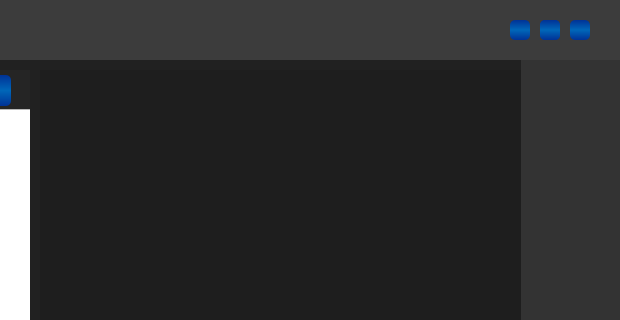
This is src/XView/xviewer.ui in cuttingdust/code_ffmpeg as Qt 5 draws it before an edit; both pictures show x 180 to 800 and y 0 to 320 of the 800 by 600 pixel window. The edited form follows.
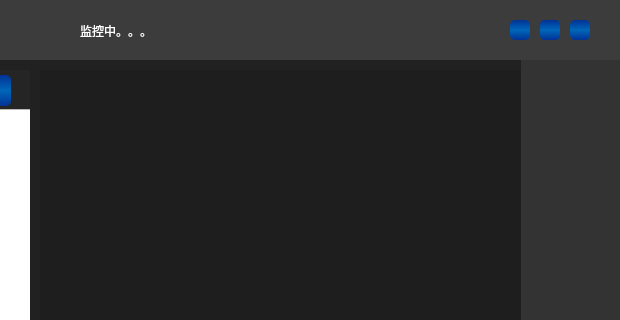
This is the edited form. Icons and pictures are not drawn.

What changed in the file:
```diff
--- a/src/XView/xviewer.ui
+++ b/src/XView/xviewer.ui
@@ -83,6 +83,11 @@
 }
 
 
+#status
+{
+	color: rgb(255, 255, 255);
+	font: 75 9pt &quot;Adobe Arabic&quot;;
+}
 
 </string>
   </property>
@@ -204,6 +209,19 @@
     <zorder>min</zorder>
     <zorder>max</zorder>
    </widget>
+   <widget class="QLabel" name="status">
+    <property name="geometry">
+     <rect>
+      <x>260</x>
+      <y>10</y>
+      <width>381</width>
+      <height>41</height>
+     </rect>
+    </property>
+    <property name="text">
+     <string>监控中。。。</string>
+    </property>
+   </widget>
   </widget>
   <widget class="QWidget" name="body" native="true">
    <property name="geometry">
```
